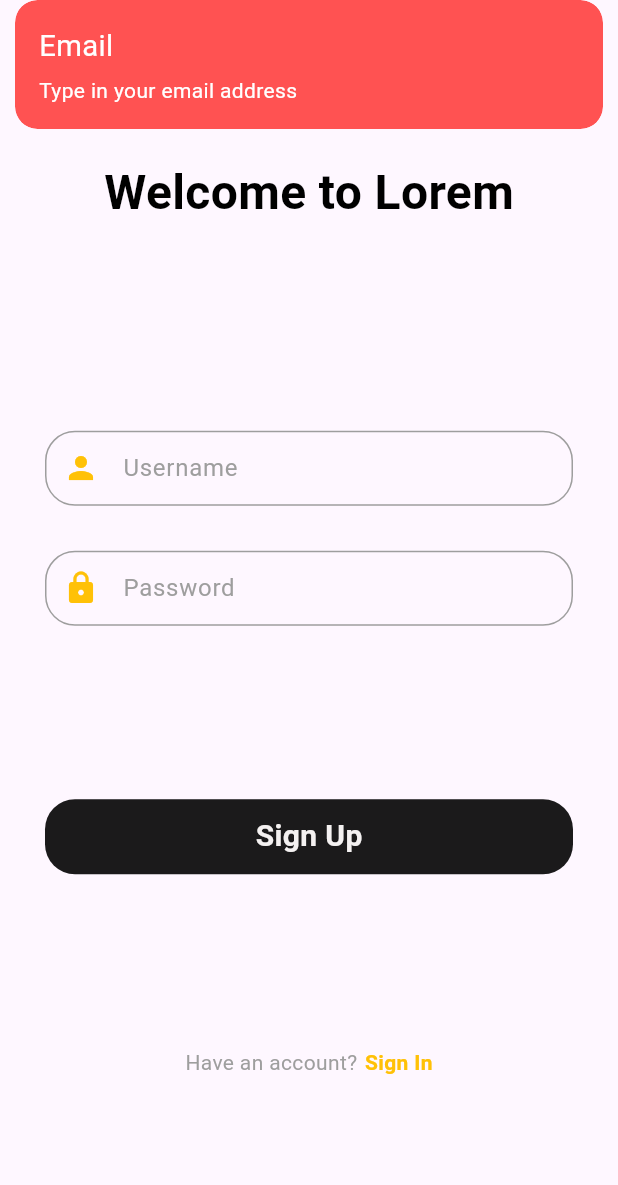
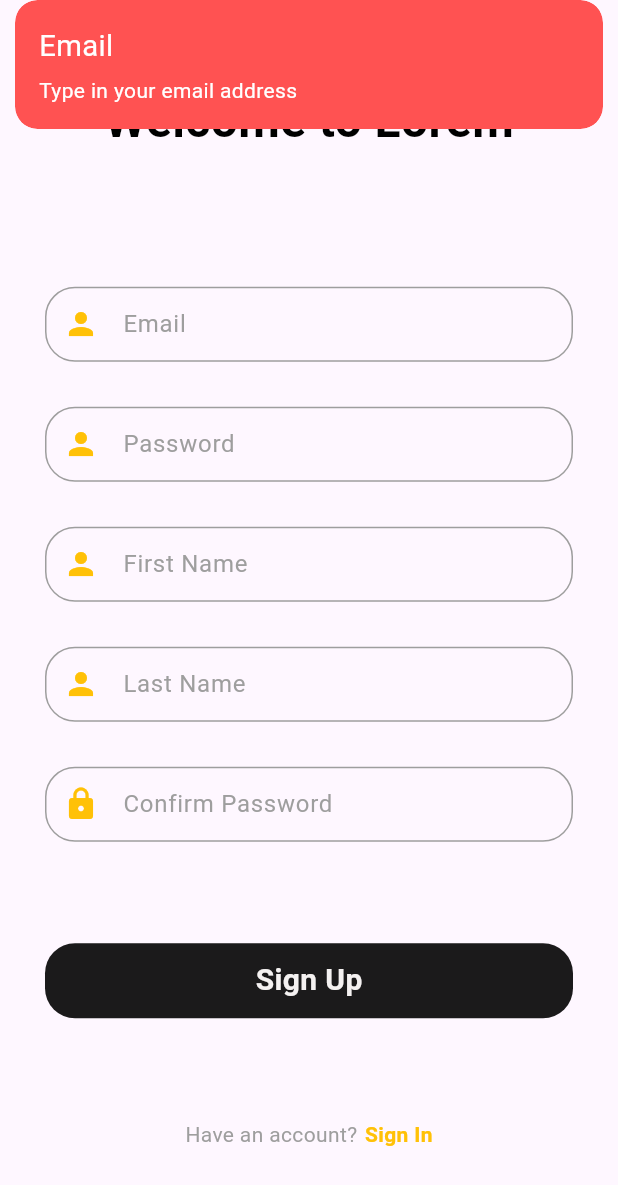
Before and after one commit to lidiyakelay/towtruck_app, a Flutter app: the SignupPage screen opened directly, after a tap on "Sign Up", on a phone screen of 412 x 824 dp. Shown: the top 1185 px of the screen. Run offline on Flutter 3.47's test engine with Material 3 defaults, Android fonts, the phone set to English and light mode, and no system bars; our stand-ins replace animated_bottom_navigation_bar, get, persistent_bottom_nav_bar, shared_preferences; accounts and stored records are empty.

Commit message:
sign up added

```diff
--- a/lib/Screen/auth_page/signup_page.dart
+++ b/lib/Screen/auth_page/signup_page.dart
@@ -11,28 +11,46 @@ class SignupPage extends StatelessWidget {
 
   @override
   Widget build(BuildContext context) {
-    var emailController= TextEditingController();
+     var emailController= TextEditingController();
+    var firstNameController= TextEditingController();
     var passwordController= TextEditingController();
-
+    var confirmpasswordController= TextEditingController();
+    var lastNameController= TextEditingController();
     void registration(AuthController  authController){
       String email= emailController.text.trim();
+      String firstName = firstNameController.text.trim();
       String password = passwordController.text.trim();
-
+      String confirmPassword = passwordController.text.trim();
+      String lastName= lastNameController.text.trim();
       if(email.isEmpty){
         showCustomSnackbar('Type in your email address', title: 'Email');
       }
       else if(!GetUtils.isEmail(email)){
         showCustomSnackbar('Type in valid email address', title: 'Email');
       }
-      else if(password.isEmail){
+      else if(password.isEmpty){
+        showCustomSnackbar('Type in your password', title: 'Password');
+      }
+      else if(confirmPassword.isEmpty){
         showCustomSnackbar('Type in your password', title: 'Password');
       }
       else if(password.length<6){
         showCustomSnackbar("Password can't be less than six characters", title: 'Password');
       }
-
+       else if(confirmPassword.length<6){
+        showCustomSnackbar("Password can't be less than six characters", title: 'Password');
+      }
+      else if(confirmPassword!=password){
+        showCustomSnackbar("password doesn't match", title: 'Password');
+      }
+      else if(lastName.isEmpty){
+        showCustomSnackbar('Type in your name', title: 'Name');
+      }
+      else if(firstName.isEmpty){
+        showCustomSnackbar('Type in your phone', title: 'Phone');
+      }
       else{
-        SignUpBody signUpBody= SignUpBody(email: email, password: password);
+        SignUpBody signUpBody= SignUpBody(email: email, password: password, firstName: firstName, lastName: lastName, confirmPassword: confirmPassword, );
         authController.registration(signUpBody).then((status){
           if(status.isSuccess){
             Get.to(HomePage());
@@ -62,6 +80,7 @@ class SignupPage extends StatelessWidget {
                       Padding(
                     padding: EdgeInsets.only(left:30, right: 30, top: 30),
                     child: TextField(
+                      controller: emailController,
                       style: TextStyle(fontSize: 12),
                       cursorColor: Colors.grey,
                       decoration: InputDecoration(
@@ -72,7 +91,70 @@ class SignupPage extends StatelessWidget {
                         borderRadius: BorderRadius.circular(20.0),
                       borderSide: BorderSide(width: 1, color: Colors.grey), ),
                         border: OutlineInputBorder(),
-                        labelText: 'Username',
+                        labelText: 'Email',
+                        prefixIcon: Icon(Icons.person, color: Colors.amber,),
+                         labelStyle: TextStyle(
+                       color: Colors.grey,  ),
+                      ),
+                    ),
+                  ),
+                      Padding(
+                    padding: EdgeInsets.only(left:30, right: 30, top: 30),
+                    child: TextField(
+                      controller: passwordController,
+                      style: TextStyle(fontSize: 12),
+                      cursorColor: Colors.grey,
+                      decoration: InputDecoration(
+                      enabledBorder: OutlineInputBorder(
+                        borderRadius: BorderRadius.circular(20.0),
+                      borderSide: BorderSide(width: 1, color: Colors.grey), ),
+                      focusedBorder: OutlineInputBorder(
+                        borderRadius: BorderRadius.circular(20.0),
+                      borderSide: BorderSide(width: 1, color: Colors.grey), ),
+                        border: OutlineInputBorder(),
+                        labelText: 'Password',
+                        prefixIcon: Icon(Icons.person, color: Colors.amber,),
+                         labelStyle: TextStyle(
+                       color: Colors.grey,  ),
+                      ),
+                    ),
+                  ),
+                   Padding(
+                    padding: EdgeInsets.only(left:30, right: 30, top: 30),
+                    child: TextField(
+                      controller: firstNameController,
+                      style: TextStyle(fontSize: 12),
+                      cursorColor: Colors.grey,
+                      decoration: InputDecoration(
+                      enabledBorder: OutlineInputBorder(
+                        borderRadius: BorderRadius.circular(20.0),
+                      borderSide: BorderSide(width: 1, color: Colors.grey), ),
+                      focusedBorder: OutlineInputBorder(
+                        borderRadius: BorderRadius.circular(20.0),
+                      borderSide: BorderSide(width: 1, color: Colors.grey), ),
+                        border: OutlineInputBorder(),
+                        labelText: 'First Name',
+                        prefixIcon: Icon(Icons.person, color: Colors.amber,),
+                         labelStyle: TextStyle(
+                       color: Colors.grey,  ),
+                      ),
+                    ),
+                  ),
+                   Padding(
+                    padding: EdgeInsets.only(left:30, right: 30, top: 30),
+                    child: TextField(
+                      controller: lastNameController,
+                      style: TextStyle(fontSize: 12),
+                      cursorColor: Colors.grey,
+                      decoration: InputDecoration(
+                      enabledBorder: OutlineInputBorder(
+                        borderRadius: BorderRadius.circular(20.0),
+                      borderSide: BorderSide(width: 1, color: Colors.grey), ),
+                      focusedBorder: OutlineInputBorder(
+                        borderRadius: BorderRadius.circular(20.0),
+                      borderSide: BorderSide(width: 1, color: Colors.grey), ),
+                        border: OutlineInputBorder(),
+                        labelText: 'Last Name',
                         prefixIcon: Icon(Icons.person, color: Colors.amber,),
                          labelStyle: TextStyle(
                        color: Colors.grey,  ),
@@ -82,6 +164,7 @@ class SignupPage extends StatelessWidget {
                   Padding(
                     padding: EdgeInsets.only(left:30, right: 30, top: 30),
                     child: TextField(
+                      controller: confirmpasswordController,
                       style: TextStyle(fontSize: 12),
                       cursorColor: Colors.grey,
                       obscureText: true,
@@ -93,7 +176,7 @@ class SignupPage extends StatelessWidget {
                         borderRadius: BorderRadius.circular(20.0),
                       borderSide: BorderSide(width: 1, color: Colors.grey), ),
                         border: OutlineInputBorder(),
-                        labelText: 'Password',
+                        labelText: 'Confirm Password',
                         prefixIcon: Icon(Icons.lock, color: Colors.amber,),
                          labelStyle: TextStyle(
                        color: Colors.grey,  ),
--- a/lib/controllers/auth_controller.dart
+++ b/lib/controllers/auth_controller.dart
@@ -17,6 +17,7 @@ class AuthController extends GetxController implements GetxService{
      Response response =  await authRepo.registration(signUpBody);
      late ResponseModel responseModel;
      if(response.statusCode==200){
+      print('success');
        print('success'+response.body['token']);
       authRepo.saveToken(response.body['token']);
       responseModel=ResponseModel(true, response.body['token']);
--- a/lib/models/signup_body_model.dart
+++ b/lib/models/signup_body_model.dart
@@ -1,18 +1,28 @@
 class SignUpBody{
   String email;
   String password;
+  String firstName;
+  String lastName;
+  String confirmPassword;
+
 
 
 
   SignUpBody({
     required this.email,
     required this.password,
+    required this.firstName,
+    required this.lastName,
+    required this.confirmPassword
 
 });
  Map<String, dynamic> toJson(){
    return{
      "email":this.email,
      "password":this.password,
+     "first_name":this.firstName,
+     "last_name":this.lastName,
+     "password2":this.confirmPassword
    };
  }
 }
```
